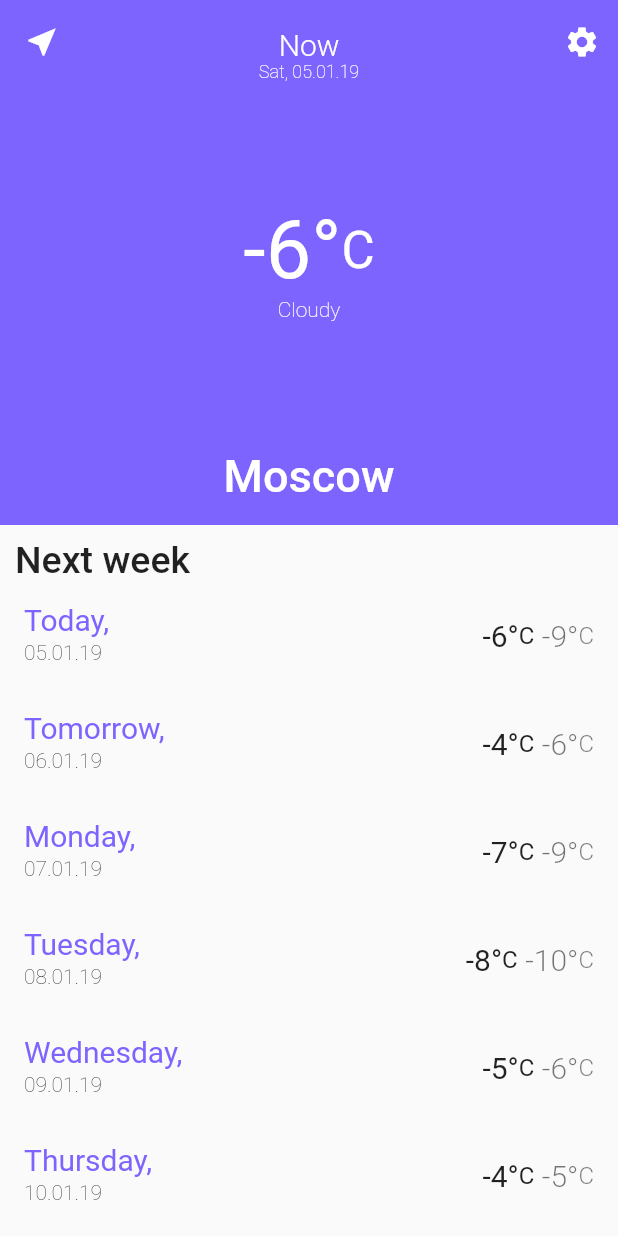
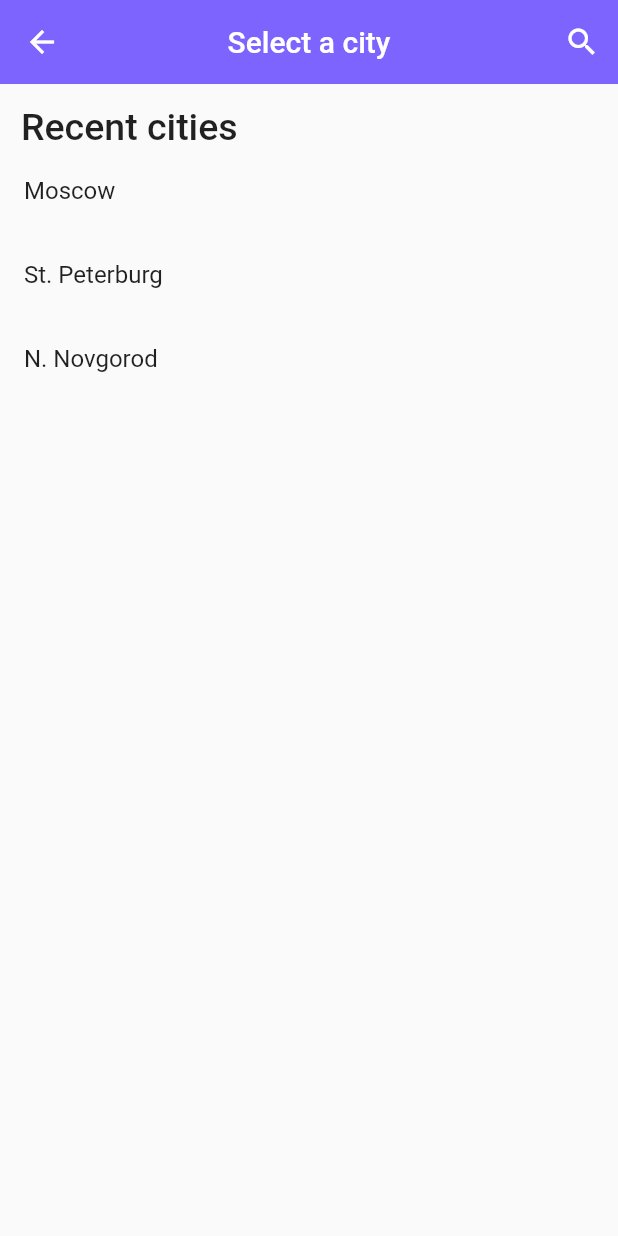
Before and after one commit to mk101/flutter_weather, a Flutter app: the screen it shows after launch, after a tap on the "near me" icon, on a phone screen of 412 x 824 dp. Run offline on Flutter 3.47's test engine with Material 2 defaults, Android fonts, the phone set to English and light mode, and no system bars; our stand-ins replace fluttertoast.

Commit message:
add select a city page

```diff
--- /dev/null
+++ b/lib/assets/string.dart
@@ -0,0 +1,41 @@
+
+class Strings {
+  // <Language, <Tag, Value>>
+  static Map<String, Map<String,String>> _container = {
+    'ENG': {
+      'MOS': 'Moscow',
+      'SPB': 'St. Peterburg',
+      'NNOV': 'N. Novgorod',
+      'NOW': 'Now',
+      'NXTW': 'Next week',
+      'MON': 'MON',
+      'TUE': 'TUE',
+      'WED': 'WED',
+      'THU': 'THU',
+      'FRI': 'FRI',
+      'SAT': 'SAT',
+      'SUN': 'SUN',
+      'TOD': 'Today',
+      'TOMR': 'Tomorrow',
+      'MOND': 'Monday',
+      'TUES': 'Tuesday',
+      'WEDN': 'Wednesday',
+      'THUR': 'Thursday',
+      'FRID': 'Friday',
+      'SATU': 'Saturday',
+      'SUND': 'Sunday',
+      'CLOUDY': 'Cloudy',
+      'RAINY': 'Rainy',
+      'SUNNY': 'Synny',
+      'SELECTCITY': 'Select a city',
+      'RECENT': 'Recent cities',
+      'CANTFNDLOC': 'Can\'t find location',
+      'WEATHER': 'Weather'
+    }
+  };
+
+  static String curLang = "ENG";
+
+  static String getValue(String tag) => _container[curLang][tag];
+
+}
--- a/lib/main.dart
+++ b/lib/main.dart
@@ -1,6 +1,7 @@
 import 'package:flutter/material.dart';
 import 'package:weather/pages/home.dart';
 import 'package:weather/server/test_server.dart';
+import 'package:weather/assets/string.dart';
 
 void main() => runApp(MyApp());
 
@@ -9,7 +10,7 @@ class MyApp extends StatelessWidget {
   @override
   Widget build(BuildContext context) {
     return MaterialApp(
-      title: 'Weather',
+      title: Strings.getValue('WEATHER'),
       theme: ThemeData(
         primarySwatch: MaterialColor(0xFF7D64FF, <int, Color>{
           50: Color(0xFF7D64FF),
@@ -25,7 +26,7 @@ class MyApp extends StatelessWidget {
 
         }),
       ),
-      home: HomePage(title: 'Weather', server: TestServer(),),
+      home: HomePage(server: TestServer(),),
     );
   }
 }
--- /dev/null
+++ b/lib/pages/cities.dart
@@ -0,0 +1,66 @@
+import 'package:flutter/material.dart';
+import 'package:weather/server/server.dart';
+import 'package:weather/assets/string.dart';
+
+class CitiesPage extends StatefulWidget {
+  final Server server;
+  CitiesPage({this.server, Key key}) : super(key: key);
+
+  @override
+  _CitiesPageState createState() => _CitiesPageState();
+}
+
+class _CitiesPageState extends State<CitiesPage> {
+  @override
+  Widget build(BuildContext context) {
+    return Scaffold(
+      body: CustomScrollView(
+        slivers: <Widget>[
+          SliverAppBar(
+            title: Text(Strings.getValue('SELECTCITY')),
+            centerTitle: true,
+            actions: <Widget>[
+              IconButton(
+                icon: Icon(Icons.search),
+                onPressed: () {},
+              ),
+            ],
+          ),
+          SliverList(
+            delegate: SliverChildListDelegate(<Widget> [
+              Padding(
+                padding: const EdgeInsets.only(top: 14.0, left: 14.0),
+                child: Text(Strings.getValue('RECENT'), style: TextStyle(
+                    fontSize: 25,
+                    fontWeight: FontWeight.w500
+                  ),
+                ),
+              ),
+            ]),
+          ),
+          SliverList(
+            delegate: SliverChildListDelegate(getCities()),
+          ),
+        ],
+      ),
+    );
+  }
+
+  List<Widget> getCities() {
+    var cities = widget.server.getCities();
+
+    var list = <Widget>[];
+
+    for (int i = 0; i < cities.length; i++) {
+      list.add(ListTile(
+        title: Text(Strings.getValue(cities[i])),
+        onTap: () {
+          widget.server.curCity = cities[i];
+          Navigator.pop(context);
+        },
+      ));
+    }
+
+    return list;
+  }
+}
--- a/lib/pages/home.dart
+++ b/lib/pages/home.dart
@@ -1,18 +1,19 @@
 import 'package:flutter/material.dart';
 import 'package:intl/intl.dart';
 import 'package:weather/server/server.dart';
+import 'package:weather/assets/string.dart';
+
+import 'package:weather/pages/cities.dart';
 
 class HomePage extends StatefulWidget {
-  final String title;
   final Server server;
-  HomePage({this.title, Key key, this.server}) : super(key: key);
+  HomePage({Key key, this.server}) : super(key: key);
 
   @override
   _HomePageState createState() => _HomePageState();
 }
 
 class _HomePageState extends State<HomePage> {
-  String curCity = 'Moscow';
 
   @override
   Widget build(BuildContext context) {
@@ -26,11 +27,13 @@ class _HomePageState extends State<HomePage> {
             actions: getActions(),
             leading: IconButton(
               icon: Icon(Icons.near_me),
-              onPressed: () {},
+              onPressed: () {
+                Navigator.push(context, MaterialPageRoute(builder: (context) => CitiesPage(server: widget.server,)));
+              },
               color: Colors.white,
             ),
             flexibleSpace: FlexibleSpaceBar(
-              title: Text(curCity),
+              title: Text(Strings.getValue(widget.server.curCity)),
               centerTitle: true,
               collapseMode: CollapseMode.pin,
               background: Container(
@@ -40,7 +43,7 @@ class _HomePageState extends State<HomePage> {
                     children: <Widget>[
                       Padding(
                         padding: const EdgeInsets.only(top: 18.0),
-                        child: Text('Now',
+                        child: Text(Strings.getValue('NOW'),
                           style: TextStyle(
                             fontSize: 20.0,
                             fontWeight: FontWeight.w300,
@@ -59,7 +62,7 @@ class _HomePageState extends State<HomePage> {
                       Row(
                         mainAxisAlignment: MainAxisAlignment.center,
                         children: <Widget>[
-                          Text('${widget.server.getCurrentWeather(curCity).dayTemp}°', style: TextStyle(
+                          Text('${widget.server.getCurrentWeather(widget.server.curCity).dayTemp}°', style: TextStyle(
                               color: Colors.white,
                               fontSize: 54.0
                             ),
@@ -71,7 +74,7 @@ class _HomePageState extends State<HomePage> {
                           ),
                         ],
                       ),
-                      Text(widget.server.getCurrentWeather(curCity).type, style: TextStyle(
+                      Text(Strings.getValue(widget.server.getCurrentWeather(widget.server.curCity).type), style: TextStyle(
                           color: Colors.white,
                           fontWeight: FontWeight.w100,
                           fontSize: 14.0
@@ -87,8 +90,8 @@ class _HomePageState extends State<HomePage> {
             delegate: SliverChildListDelegate(
               <Widget>[
                 Padding(
-                  padding: const EdgeInsets.only(top: 9.0, left: 10.0),
-                  child: Text('Next week', style: TextStyle(
+                  padding: const EdgeInsets.only(top: 14.0, left: 14.0),
+                  child: Text(Strings.getValue('NXTW'), style: TextStyle(
                       fontSize: 25,
                       fontWeight: FontWeight.w500
                     ),
@@ -113,25 +116,25 @@ class _HomePageState extends State<HomePage> {
 
     switch (time.weekday) {
       case 1:
-        d = 'Mon';
+        d = 'MON';
         break;
       case 2:
-        d = 'Tue';
+        d = 'TUE';
         break;
       case 3:
-        d = 'Wed';
+        d = 'WED';
         break;
       case 4:
-        d = 'Thu';
+        d = 'THU';
         break;
       case 5:
-        d = 'Fri';
+        d = 'FRI';
         break;
       case 6:
-        d = 'Sat';
+        d = 'SAT';
         break;
       case 7:
-        d = 'Sun';
+        d = 'SUN';
         break;
     }
 
@@ -154,37 +157,37 @@ class _HomePageState extends State<HomePage> {
     var time = DateTime.now();
     var format = DateFormat("dd.MM.yy");
 
-    var wethers = widget.server.getWeatherForNextWeek(curCity);
+    var weathers = widget.server.getWeatherForNextWeek(widget.server.curCity);
 
     for (int i = 0; i < 7; i++) {
       String d;
 
       if (i == 0) {
-        d = 'Today,';
+        d = Strings.getValue('TOD');
       } else if (i == 1) {
-        d = 'Tomorrow,';
+        d = Strings.getValue('TOMR');
       } else {
         switch (time.weekday) {
           case 1:
-            d = 'Monday,';
+            d = Strings.getValue('MOND');
             break;
           case 2:
-            d = 'Tuesday,';
+            d = Strings.getValue('TUES');
             break;
           case 3:
-            d = 'Wednesday,';
+            d = Strings.getValue('WEDN');
             break;
           case 4:
-            d = 'Thursday,';
+            d = Strings.getValue('THUR');
             break;
           case 5:
-            d = 'Friday,';
+            d = Strings.getValue('FRID');
             break;
           case 6:
-            d = 'Saturday,';
+            d = Strings.getValue('SATU');
             break;
           case 7:
-            d = 'Sunday,';
+            d = Strings.getValue('SUND');
             break;
         }
       }
@@ -208,7 +211,7 @@ class _HomePageState extends State<HomePage> {
         trailing: Row(
           mainAxisSize: MainAxisSize.min,
           children: <Widget>[
-            Text('${wethers[i].dayTemp}°', style: TextStyle(
+            Text('${weathers[i].dayTemp}°', style: TextStyle(
                 fontSize: 20.0
               ),
             ),
@@ -217,7 +220,7 @@ class _HomePageState extends State<HomePage> {
               ),
             ),
             Padding(padding: EdgeInsets.only(left: 5),),
-            Text('${wethers[i].nightTemp}°', style: TextStyle(
+            Text('${weathers[i].nightTemp}°', style: TextStyle(
                 fontSize: 20.0,
                 color: Colors.black54,
                 fontWeight: FontWeight.w300
--- a/lib/server/server.dart
+++ b/lib/server/server.dart
@@ -6,4 +6,8 @@ abstract class Server {
 
   List<Weather> getWeatherForNextWeek(String name);
 
+  List<String> getCities();
+
+  String curCity;
+
 }
--- a/lib/server/test_server.dart
+++ b/lib/server/test_server.dart
@@ -1,6 +1,7 @@
 import 'package:weather/server/server.dart';
 import 'package:weather/weather/weather.dart';
 import 'package:fluttertoast/fluttertoast.dart';
+import 'package:weather/assets/string.dart';
 
 class TestServer implements Server {
   static final _server = TestServer._internal();
@@ -13,14 +14,14 @@ class TestServer implements Server {
   @override
   Weather getCurrentWeather(String name) {
     switch(name) {
-      case 'Moscow':
-        return new Weather('Cloudy', -6, -9);
-      case 'St. Peterburg':
-        return new Weather('Rainy', -4, -5);
-      case 'N. Novgorod':
-        return new Weather('Sunny', -7, -10);
+      case 'MOS':
+        return new Weather('CLOUDY', -6, -9);
+      case 'SPB':
+        return new Weather('RAINY', -4, -5);
+      case 'NNOV':
+        return new Weather('SUNNY', -7, -10);
       default:
-        Fluttertoast.showToast(msg: 'Can\'t find location');
+        Fluttertoast.showToast(msg: Strings.getValue('CANTFNDLOC'));
         return Weather.getDefault();
     }
   }
@@ -28,38 +29,38 @@ class TestServer implements Server {
   @override
   List<Weather> getWeatherForNextWeek(String name) {
     switch(name) {
-      case 'Moscow':
+      case 'MOS':
         return <Weather>[
-          new Weather('Cloudy', -6, -9),
-          new Weather('Sunny', -4, -6),
-          new Weather('Cloudy', -7, -9),
-          new Weather('Rainy', -8, -10),
-          new Weather('Sunny', -5, -6),
-          new Weather('Sunny', -4, -5),
-          new Weather('Cloudy', -6, -9)
+          new Weather('CLOUDY', -6, -9),
+          new Weather('SUNNY', -4, -6),
+          new Weather('CLOUDY', -7, -9),
+          new Weather('RAINY', -8, -10),
+          new Weather('SUNNY', -5, -6),
+          new Weather('SUNNY', -4, -5),
+          new Weather('CLOUDY', -6, -9)
         ];
-      case 'St. Peterburg':
+      case 'SPB':
         return <Weather>[
-          new Weather('Rainy', -5, -7),
-          new Weather('Sunny', -4, -6),
-          new Weather('Sunny', -4, -6),
-          new Weather('Rainy', -8, -10),
-          new Weather('Cloudy', -7, -9),
-          new Weather('Sunny', -4, -5),
-          new Weather('Rainy', -7, -9)
+          new Weather('RAINY', -5, -7),
+          new Weather('SUNNY', -4, -6),
+          new Weather('SUNNY', -4, -6),
+          new Weather('RAINY', -8, -10),
+          new Weather('CLOUDY', -7, -9),
+          new Weather('SUNNY', -4, -5),
+          new Weather('RAINY', -7, -9)
         ];
-      case 'N. Novgorod':
+      case 'NNOV':
         return <Weather>[
-          new Weather('Cloudy', -6, -9),
-          new Weather('Cloudy', -6, -8),
-          new Weather('Sunny', -5, -9),
-          new Weather('Rainy', -8, -10),
-          new Weather('Cloudy', -6, -7),
-          new Weather('Sunny', -4, -5),
-          new Weather('Cloudy', -6, -9)
+          new Weather('CLOUDY', -6, -9),
+          new Weather('CLOUDY', -6, -8),
+          new Weather('SUNNY', -5, -9),
+          new Weather('RAINY', -8, -10),
+          new Weather('CLOUDY', -6, -7),
+          new Weather('SUNNY', -4, -5),
+          new Weather('CLOUDY', -6, -9)
         ];
       default:
-        Fluttertoast.showToast(msg: 'Can\'t find location');
+        Fluttertoast.showToast(msg: Strings.getValue('CANTFNDLOC'));
         return <Weather>[
           Weather.getDefault(),
           Weather.getDefault(),
@@ -72,4 +73,16 @@ class TestServer implements Server {
     }
   }
 
+  @override
+  List<String> getCities() {
+    return [
+      'MOS',
+      'SPB',
+      'NNOV'
+    ];
+  }
+
+  @override
+  String curCity = 'MOS';
+
 }
```
Also changed, not shown: 1 other file.
